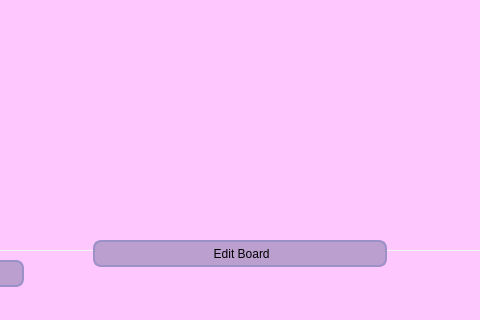
Old version of the form UI/w_deck/deck.ui in the repository Saigz/task_tracker_qt; both pictures show x 437 to 917 and y 380 to 700 of the 1170 by 700 pixel window.
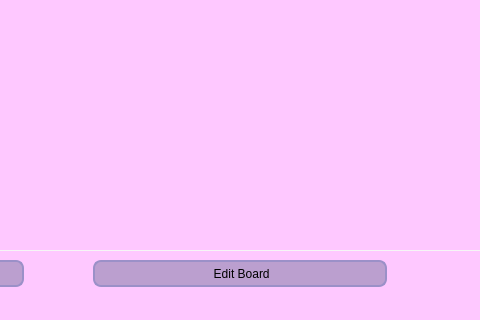
New version of the form. Icons and pictures are not drawn.

The edit to the form file:
```diff
--- a/UI/w_deck/deck.ui
+++ b/UI/w_deck/deck.ui
@@ -259,7 +259,7 @@
     <property name="geometry">
      <rect>
       <x>530</x>
-      <y>620</y>
+      <y>640</y>
       <width>294</width>
       <height>27</height>
      </rect>
```
Left out of the diff: 7 changed lines with no effect on the pictures.
